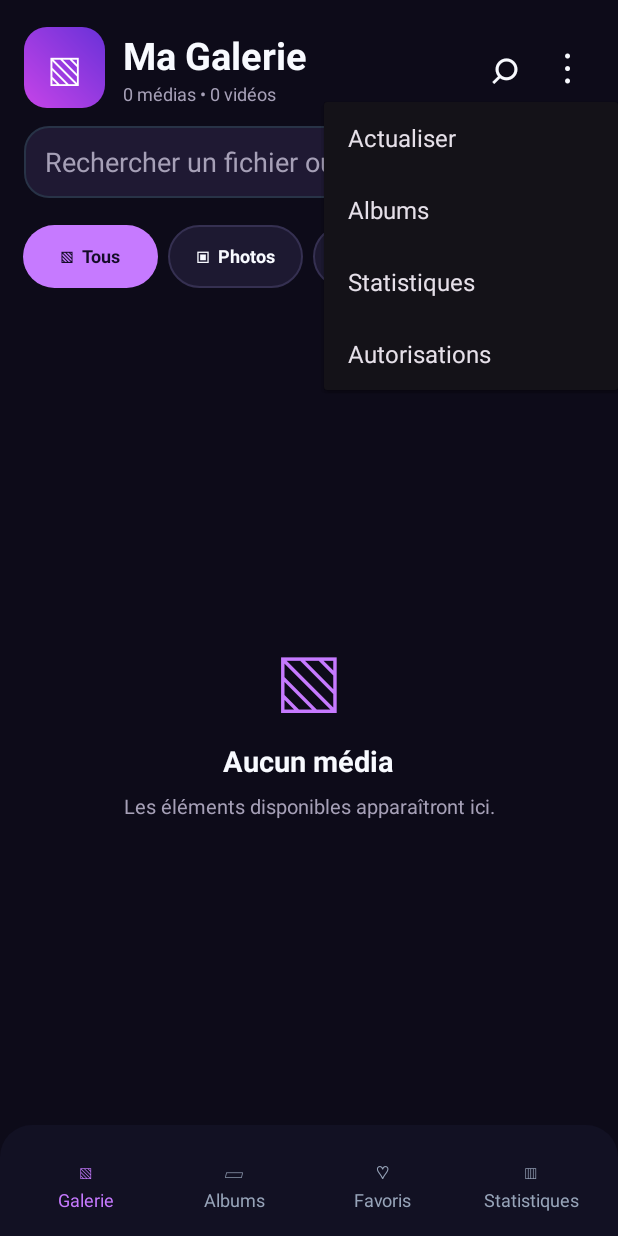
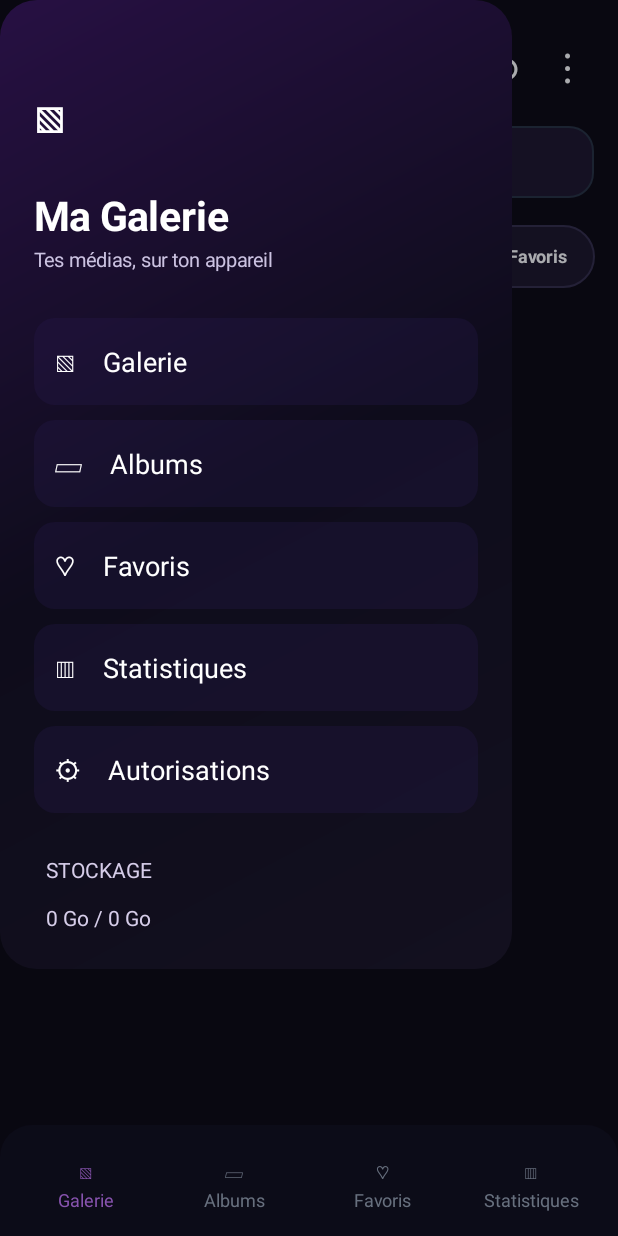
Before and after one commit to Jfdedit3/Bytro-launcher-, an Android app: the screen it shows after launch (MainActivity), after a tap on an icon or button, on a phone screen of 412 x 824 dp. Run offline under Robolectric (Android 15) with nearby library versions, the phone set to English and light mode, and no system bars; 1 other tap on this screen came first.

Commit message:
Add real purple side drawer with navigation and device storage indicator

```diff
--- a/app/src/main/java/com/jfdedit3/bytrolauncher/MainActivity.kt
+++ b/app/src/main/java/com/jfdedit3/bytrolauncher/MainActivity.kt
@@ -8,7 +8,10 @@ import android.os.Bundle
 import android.text.Editable
 import android.text.TextWatcher
 import android.view.View
-import android.widget.PopupMenu
+import android.view.Gravity
+import android.widget.LinearLayout
+import android.widget.TextView
+import android.graphics.drawable.GradientDrawable
 import android.widget.Toast
 import androidx.activity.result.contract.ActivityResultContracts
 import androidx.appcompat.app.AlertDialog
@@ -69,23 +72,7 @@ class MainActivity : ImmersiveActivity() {
             if (show) binding.searchInput.requestFocus()
             else binding.searchInput.setText("")
         }
-        binding.menuButton.setOnClickListener {
-            val popup = PopupMenu(this, binding.menuButton)
-            popup.menu.add("Actualiser")
-            popup.menu.add("Albums")
-            popup.menu.add("Statistiques")
-            popup.menu.add("Autorisations")
-            popup.setOnMenuItemClickListener { item ->
-                when (item.title.toString()) {
-                    "Actualiser" -> refresh()
-                    "Albums" -> chooseAlbum()
-                    "Statistiques" -> showStats()
-                    "Autorisations" -> askAccess(true)
-                }
-                true
-            }
-            popup.show()
-        }
+        binding.menuButton.setOnClickListener { showDrawer() }
         binding.searchInput.addTextChangedListener(object : TextWatcher {
             override fun beforeTextChanged(s: CharSequence?, start: Int, count: Int, after: Int) {}
             override fun onTextChanged(s: CharSequence?, start: Int, before: Int, count: Int) {
@@ -224,6 +211,92 @@ class MainActivity : ImmersiveActivity() {
             }.show()
     }
 
+    private fun showDrawer() {
+        val density = resources.displayMetrics.density
+        fun dp(v: Int) = (density * v).toInt()
+        val container = LinearLayout(this).apply {
+            orientation = LinearLayout.VERTICAL
+            setPadding(dp(23), dp(42), dp(23), dp(25))
+            background = GradientDrawable(
+                GradientDrawable.Orientation.TL_BR,
+                intArrayOf(0xFF271043.toInt(), 0xFF0E0C1B.toInt(), 0xFF13101F.toInt())
+            ).apply { cornerRadius = dp(25).toFloat() }
+        }
+        val header = TextView(this).apply {
+            text = "▧\n\nMa Galerie"
+            textSize = 27f
+            setTextColor(-1)
+            setTypeface(null, android.graphics.Typeface.BOLD)
+            setPadding(0, dp(18), 0, dp(3))
+        }
+        container.addView(header)
+        val sub = TextView(this).apply {
+            text = "Tes médias, sur ton appareil"
+            textSize = 13f
+            setTextColor(0xFFCBC2E1.toInt())
+            setPadding(0, 0, 0, dp(30))
+        }
+        container.addView(sub)
+        val dialog = AlertDialog.Builder(this).setView(container).create()
+        fun drawerItem(icon: String, label: String, action: () -> Unit) {
+            val view = TextView(this).apply {
+                text = icon + "    " + label
+                textSize = 18f
+                setTextColor(-1)
+                gravity = Gravity.CENTER_VERTICAL
+                setPadding(dp(14), dp(8), dp(8), dp(8))
+                background = GradientDrawable().apply {
+                    setColor(0x442B1B53)
+                    cornerRadius = dp(14).toFloat()
+                }
+                setOnClickListener {
+                    dialog.dismiss()
+                    action()
+                }
+            }
+            val params = LinearLayout.LayoutParams(-1, dp(58)).apply {
+                bottomMargin = dp(10)
+            }
+            container.addView(view, params)
+        }
+        drawerItem("▧", "Galerie") {
+            tab = 0
+            album = null
+            filter = 0
+            showItems()
+        }
+        drawerItem("▱", "Albums") { chooseAlbum() }
+        drawerItem("♡", "Favoris") {
+            tab = 2
+            album = null
+            filter = 3
+            showItems()
+        }
+        drawerItem("▥", "Statistiques") { showStats() }
+        drawerItem("⚙", "Autorisations") { askAccess(true) }
+        val storage = TextView(this).apply {
+            val stat = android.os.StatFs(android.os.Environment.getExternalStorageDirectory().path)
+            val capacity = stat.totalBytes / (1024 * 1024 * 1024)
+            val used = (stat.totalBytes - stat.availableBytes) / (1024 * 1024 * 1024)
+            text = "STOCKAGE\n\n" + used + " Go / " + capacity + " Go"
+            textSize = 14f
+            setTextColor(0xFFD6CDE9.toInt())
+            setPadding(dp(8), dp(18), 0, 0)
+        }
+        container.addView(storage)
+        dialog.setOnShowListener {
+            dialog.window?.apply {
+                setBackgroundDrawableResource(android.R.color.transparent)
+                setGravity(Gravity.START or Gravity.CENTER_VERTICAL)
+                setLayout(
+                    (resources.displayMetrics.widthPixels * 0.83).toInt(),
+                    android.view.WindowManager.LayoutParams.MATCH_PARENT
+                )
+            }
+        }
+        dialog.show()
+    }
+
     private fun showStats() {
         tab = 3
         showItems()
```
